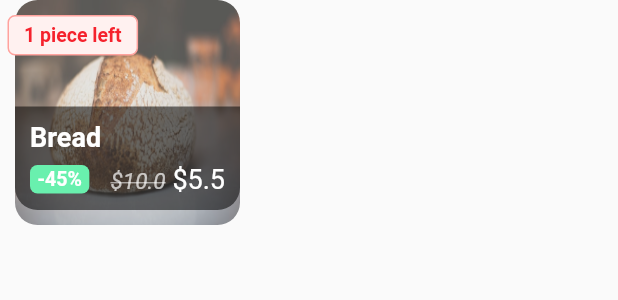
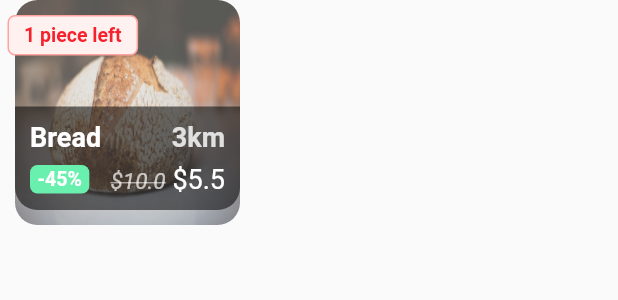
Before and after one commit to buisihung11/Sale_your_app, a Flutter app: the FoodItem widget shown alone on an empty page, opened directly, on a phone screen of 412 x 824 dp. Shown: the top 300 px of the screen. Run offline on Flutter 3.47's test engine with Material 2 defaults, Android fonts, the phone set to English and light mode, and no system bars; our stand-ins replace carousel_slider, flutter_icons, smooth_star_rating.

Commit message:
Add distance to foodItem

```diff
--- a/lib/widgets/foodItem.dart
+++ b/lib/widgets/foodItem.dart
@@ -97,6 +97,9 @@ class FoodItem extends StatelessWidget {
                           child: Column(
                             crossAxisAlignment: CrossAxisAlignment.start,
                             children: <Widget>[
+                              Row(
+                                mainAxisAlignment: MainAxisAlignment.spaceBetween,
+                                children: <Widget>[
                                   Text(
                                     name,
                                     overflow: TextOverflow.ellipsis,
@@ -106,6 +109,18 @@ class FoodItem extends StatelessWidget {
                                       fontSize: 18,
                                       fontWeight: FontWeight.bold,
                                     ),
+                                  ),
+                                  Text(
+                                    "3km",
+                                    overflow: TextOverflow.ellipsis,
+                                    maxLines: 1,
+                                    style: TextStyle(
+                                      color: Colors.grey[300],
+                                      fontSize: 18,
+                                      fontWeight: FontWeight.bold,
+                                    ),
+                                  ),
+                                ],
                               ),
                               SizedBox(
                                 height: 7,
```
Lines whose indentation alone changed are shown as unchanged.
